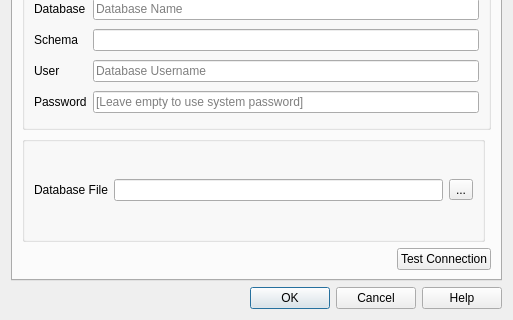
First picture: the form in asistente_ladm_col/ui/settings_dialog.ui, repository SwissTierrasColombia/Asistente-LADM-COL, before the edit; both pictures show x 0 to 513 and y 156 to 476 of the 513 by 476 pixel window.
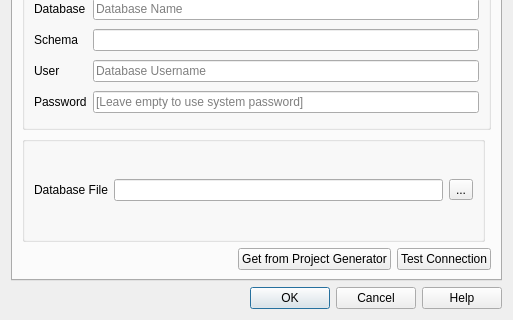
Second picture: the form after the edit. Custom widgets are drawn as their Qt base class.

Commit message: Add function to import connection settings from project generator

Patch:
```diff
--- a/asistente_ladm_col/ui/settings_dialog.ui
+++ b/asistente_ladm_col/ui/settings_dialog.ui
@@ -181,6 +181,13 @@
            </property>
           </spacer>
          </item>
+         <item>
+          <widget class="QPushButton" name="btn_get_from_project_generator">
+           <property name="text">
+            <string>Get from Project Generator</string>
+           </property>
+          </widget>
+         </item>
          <item>
           <widget class="QPushButton" name="btn_test_connection">
            <property name="sizePolicy">
```
The commit also changes 2 other files.
